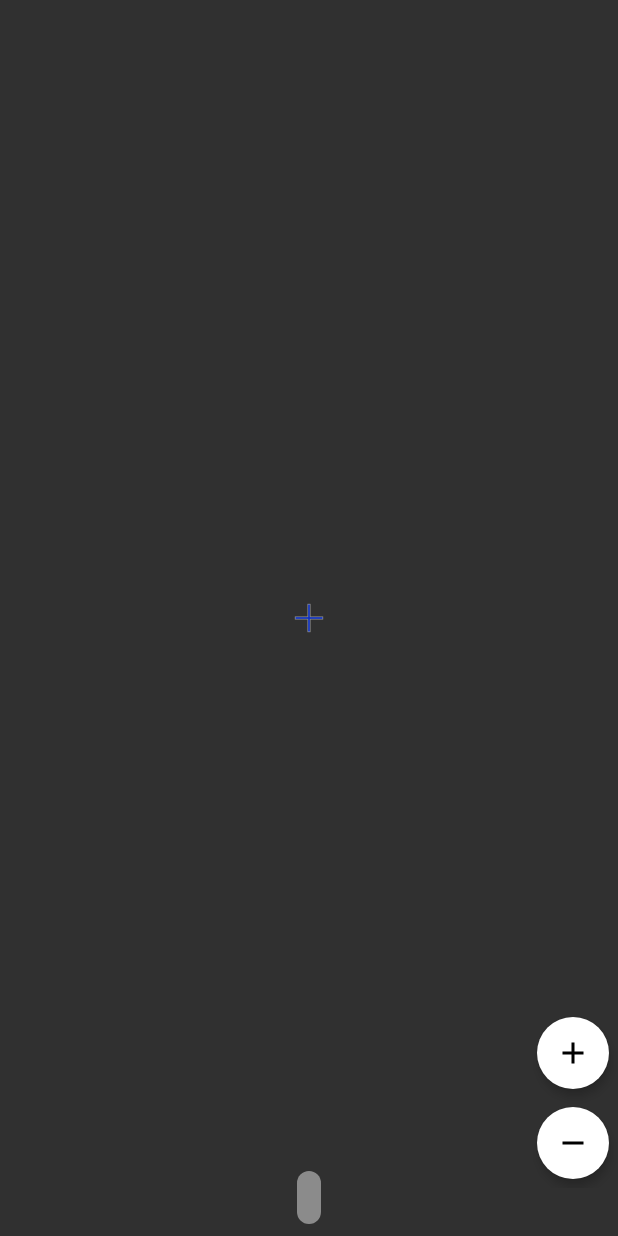
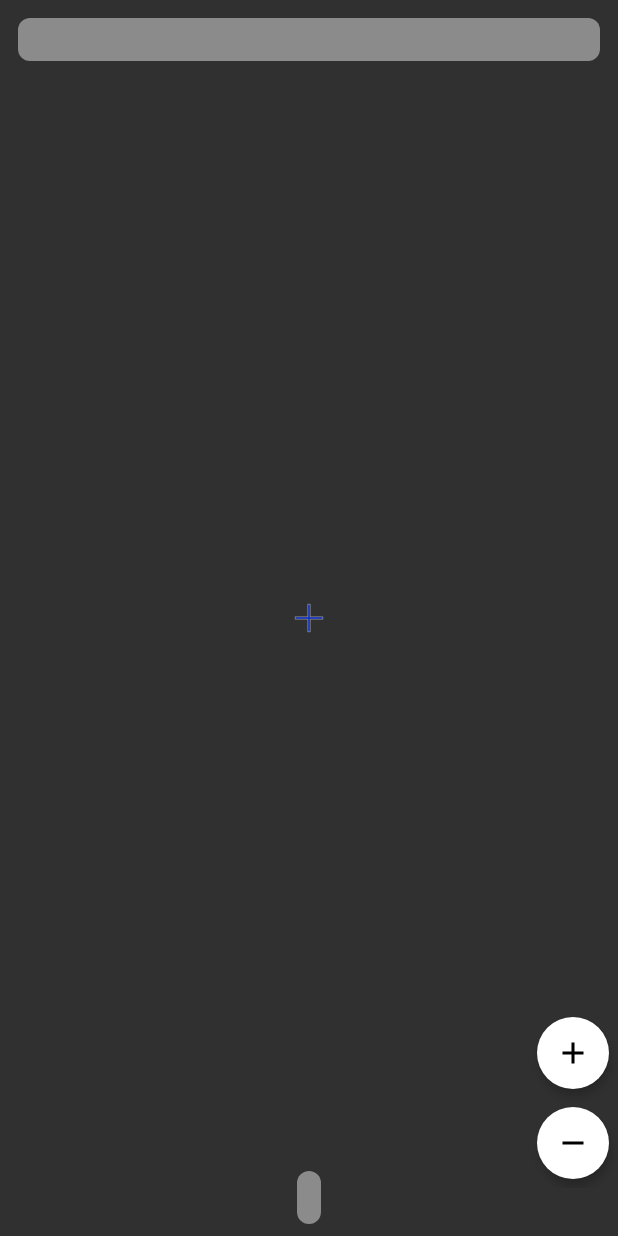
Before and after one commit to typebrook/mapstew-android, an Android app: the layout main_fragment.xml on its own in the app's theme, with its tools: preview values and no code run, on a phone screen of 412 x 824 dp. Run offline under Robolectric (Android 15) with nearby library versions, the phone set to English and light mode, and no system bars.

Commit message:
Add a simple view to show rendered features
Shows ID and properties of features under crosshair.

Notice that ID may be artificial by tilemaker, see doc in tilemaker for
more details

refs:
- https://github.com/systemed/tilemaker/blob/46f3b578c0174dea69983e05bb152a0dd4599963/CONFIGURATION.md#relations
- https://github.com/systemed/tilemaker/blob/6e713f542bfe7ccb733f0ecf4c1cd61773700177/src/osm_store.cpp#L148-L150

```diff
--- a/app/src/main/java/com/example/sample/main/MainFragment.kt
+++ b/app/src/main/java/com/example/sample/main/MainFragment.kt
@@ -49,6 +49,11 @@ class MainFragment : Fragment() {
             }
         }
 
+        mapModel.details.observe(viewLifecycleOwner) { details ->
+            featuresDetails.text = details ?: String()
+            featuresDetails.visibility = if (details == null) View.GONE else View.VISIBLE
+        }
+
         coordinates.setOnClickListener {
             CoordInputDialogFragment().show(childFragmentManager, null)
         }
--- a/app/src/main/java/com/example/sample/main/MapViewModel.kt
+++ b/app/src/main/java/com/example/sample/main/MapViewModel.kt
@@ -41,6 +41,9 @@ class MapViewModel : ViewModel() {
         }
     }
 
+    // Details of features rendered on map
+    val details = SafeMutableLiveData<String?>(null)
+
     data class CrsState(
         val crsWrapper: CRSWrapper = CRSWrapper.WGS84,
         val expression: CoordExpression = CoordExpression.DMS
--- a/app/src/main/res/layout/main_fragment.xml
+++ b/app/src/main/res/layout/main_fragment.xml
@@ -9,6 +9,17 @@
         android:id="@+id/map_container"
         android:layout_width="match_parent"
         android:layout_height="match_parent" />
+
+    <TextView
+        android:id="@+id/features_details"
+        android:background="@drawable/shape_rounded_corner"
+        android:layout_width="match_parent"
+        android:layout_height="wrap_content"
+        android:layout_centerHorizontal="true"
+        android:layout_margin="12dp"
+        android:padding="6dp"
+        android:textColor="@android:color/black"
+        android:textSize="12sp" />
 
     <ImageView
         android:layout_width="wrap_content"
```
Also changed, not shown: app/src/main/java/com/example/sample/map/MapboxFragment.kt (+12 -0 lines).
